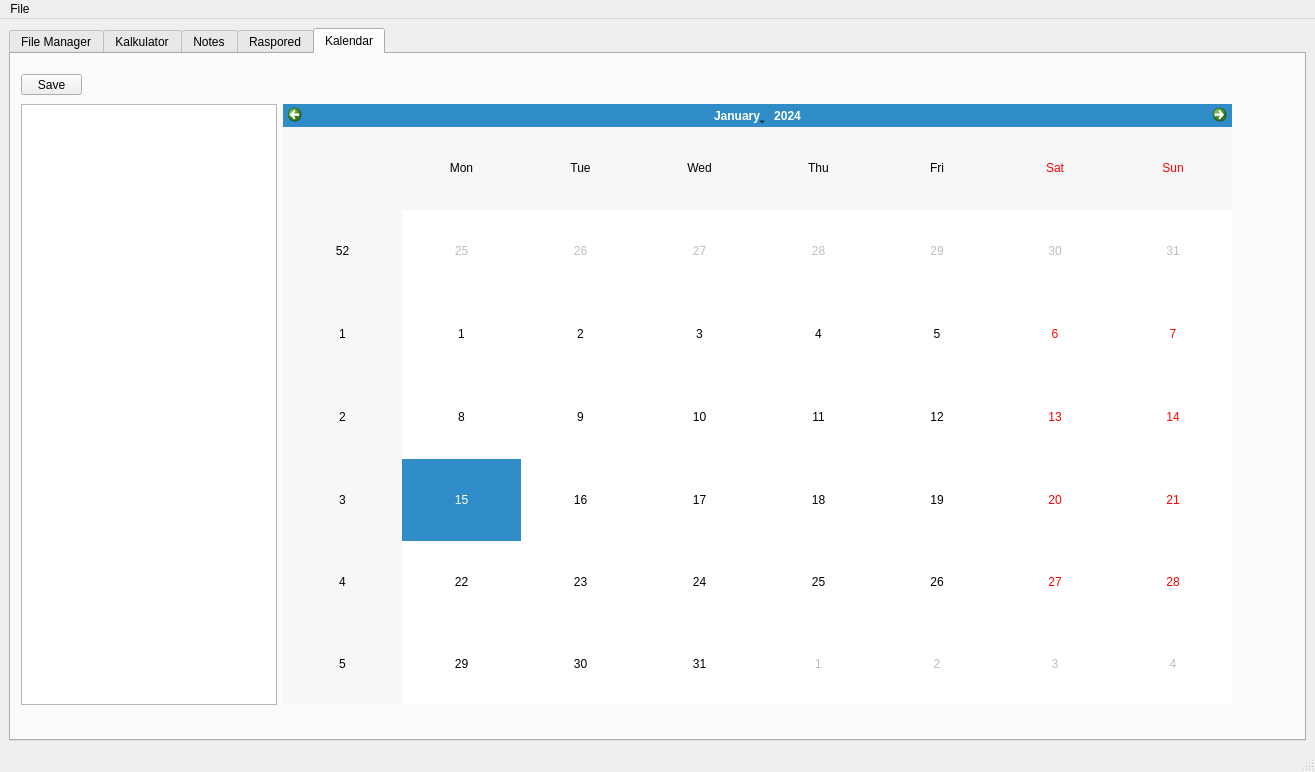
milalukic/matfHub, file matfHub/mainwindow.ui: the form before one commit.
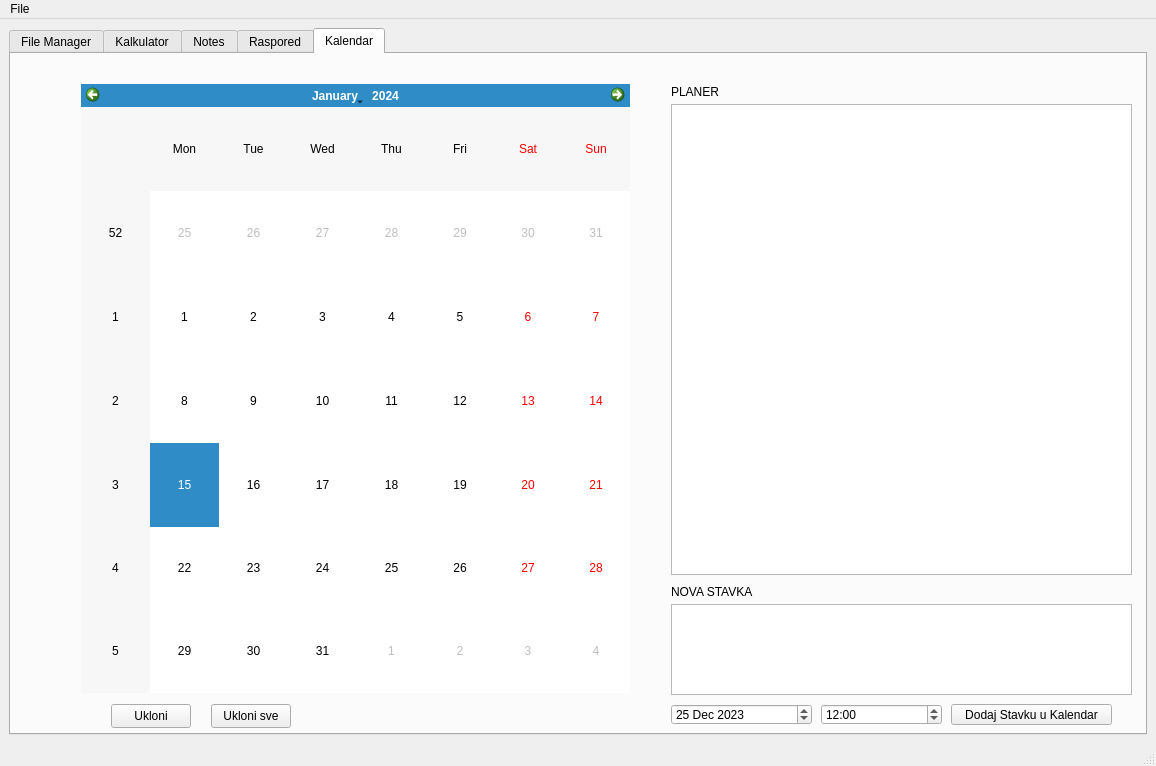
The form after the commit. Icons and pictures are not drawn.

Commit message: Kalendar + planer MVP je zavrsen jeeej <3

```diff
--- a/matfHub/mainwindow.ui
+++ b/matfHub/mainwindow.ui
@@ -6,8 +6,8 @@
    <rect>
     <x>0</x>
     <y>0</y>
-    <width>1315</width>
-    <height>772</height>
+    <width>1156</width>
+    <height>766</height>
    </rect>
   </property>
   <property name="minimumSize">
@@ -2504,49 +2504,142 @@
        <attribute name="title">
         <string>Kalendar</string>
        </attribute>
-       <widget class="QWidget" name="horizontalLayoutWidget_2">
-        <property name="geometry">
-         <rect>
-          <x>10</x>
-          <y>50</y>
-          <width>1211</width>
-          <height>601</height>
-         </rect>
-        </property>
-        <layout class="QHBoxLayout" name="horizontalLayout_3">
-         <item>
-          <widget class="QTextEdit" name="textEdit_2">
-           <property name="sizePolicy">
-            <sizepolicy hsizetype="Minimum" vsizetype="Expanding">
-             <horstretch>0</horstretch>
-             <verstretch>0</verstretch>
-            </sizepolicy>
-           </property>
-          </widget>
-         </item>
-         <item>
-          <widget class="QCalendarWidget" name="calendarWidget">
-           <property name="sizePolicy">
-            <sizepolicy hsizetype="Preferred" vsizetype="Preferred">
-             <horstretch>0</horstretch>
-             <verstretch>0</verstretch>
-            </sizepolicy>
-           </property>
-          </widget>
-         </item>
-        </layout>
-       </widget>
        <widget class="QPushButton" name="pushButton">
         <property name="geometry">
          <rect>
-          <x>10</x>
-          <y>20</y>
-          <width>61</width>
+          <x>940</x>
+          <y>650</y>
+          <width>161</width>
           <height>21</height>
          </rect>
         </property>
         <property name="text">
-         <string>Save</string>
+         <string>Dodaj Stavku u Kalendar</string>
+        </property>
+       </widget>
+       <widget class="QTimeEdit" name="timeEdit">
+        <property name="geometry">
+         <rect>
+          <x>810</x>
+          <y>650</y>
+          <width>121</width>
+          <height>21</height>
+         </rect>
+        </property>
+        <property name="displayFormat">
+         <string>HH:mm</string>
+        </property>
+        <property name="time">
+         <time>
+          <hour>12</hour>
+          <minute>0</minute>
+          <second>0</second>
+         </time>
+        </property>
+       </widget>
+       <widget class="QDateEdit" name="dateEdit">
+        <property name="geometry">
+         <rect>
+          <x>660</x>
+          <y>650</y>
+          <width>141</width>
+          <height>21</height>
+         </rect>
+        </property>
+        <property name="date">
+         <date>
+          <year>2023</year>
+          <month>12</month>
+          <day>25</day>
+         </date>
+        </property>
+       </widget>
+       <widget class="QTextEdit" name="textEdit_3">
+        <property name="geometry">
+         <rect>
+          <x>660</x>
+          <y>550</y>
+          <width>461</width>
+          <height>91</height>
+         </rect>
+        </property>
+       </widget>
+       <widget class="QPushButton" name="pushButton_2">
+        <property name="geometry">
+         <rect>
+          <x>100</x>
+          <y>650</y>
+          <width>80</width>
+          <height>24</height>
+         </rect>
+        </property>
+        <property name="text">
+         <string>Ukloni</string>
+        </property>
+       </widget>
+       <widget class="QPushButton" name="pushButton_3">
+        <property name="geometry">
+         <rect>
+          <x>200</x>
+          <y>650</y>
+          <width>80</width>
+          <height>24</height>
+         </rect>
+        </property>
+        <property name="text">
+         <string>Ukloni sve</string>
+        </property>
+       </widget>
+       <widget class="QLabel" name="label_9">
+        <property name="geometry">
+         <rect>
+          <x>660</x>
+          <y>530</y>
+          <width>151</width>
+          <height>16</height>
+         </rect>
+        </property>
+        <property name="text">
+         <string>NOVA STAVKA</string>
+        </property>
+       </widget>
+       <widget class="QListWidget" name="listWidget">
+        <property name="geometry">
+         <rect>
+          <x>660</x>
+          <y>50</y>
+          <width>461</width>
+          <height>471</height>
+         </rect>
+        </property>
+       </widget>
+       <widget class="QLabel" name="label_10">
+        <property name="geometry">
+         <rect>
+          <x>660</x>
+          <y>30</y>
+          <width>151</width>
+          <height>16</height>
+         </rect>
+        </property>
+        <property name="text">
+         <string>PLANER</string>
+        </property>
+       </widget>
+       <widget class="QCalendarWidget" name="calendarWidget">
+        <property name="geometry">
+         <rect>
+          <x>70</x>
+          <y>30</y>
+          <width>549</width>
+          <height>609</height>
+         </rect>
+        </property>
+        <property name="sizePolicy">
+         <sizepolicy hsizetype="Preferred" vsizetype="Preferred">
+          <horstretch>0</horstretch>
+          <verstretch>0</verstretch>
+         </sizepolicy>
         </property>
        </widget>
       </widget>
@@ -2560,7 +2653,7 @@
     <rect>
      <x>0</x>
      <y>0</y>
-     <width>1315</width>
+     <width>1156</width>
      <height>21</height>
     </rect>
    </property>
```
The commit also changes 5 other files.
